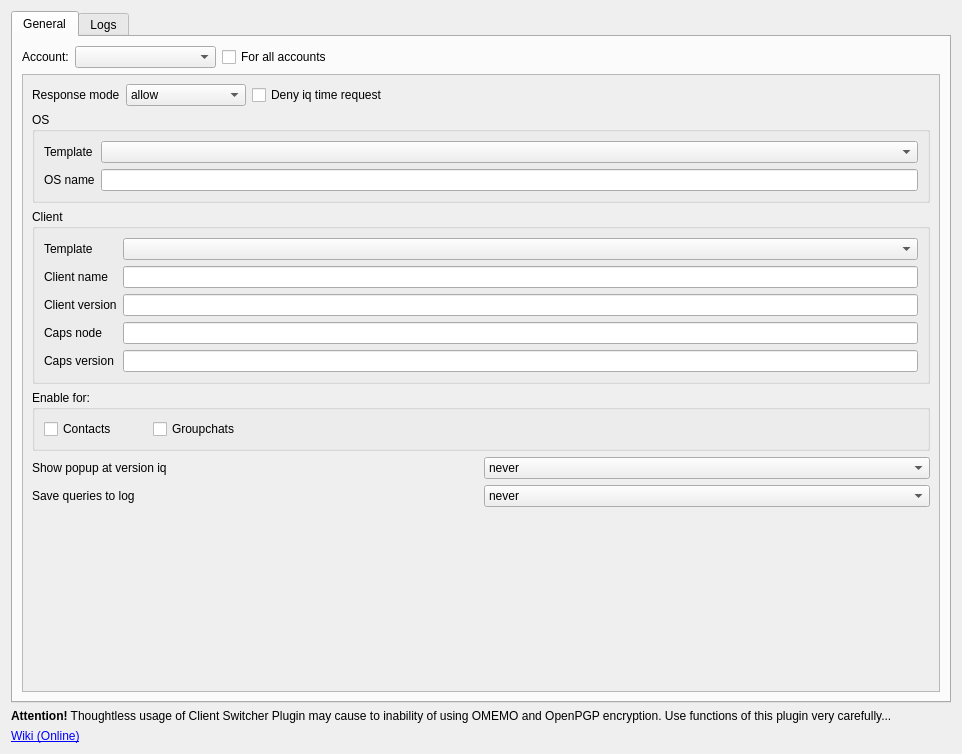
psi-im/plugins, file generic/clientswitcherplugin/options.ui: the form before one commit.
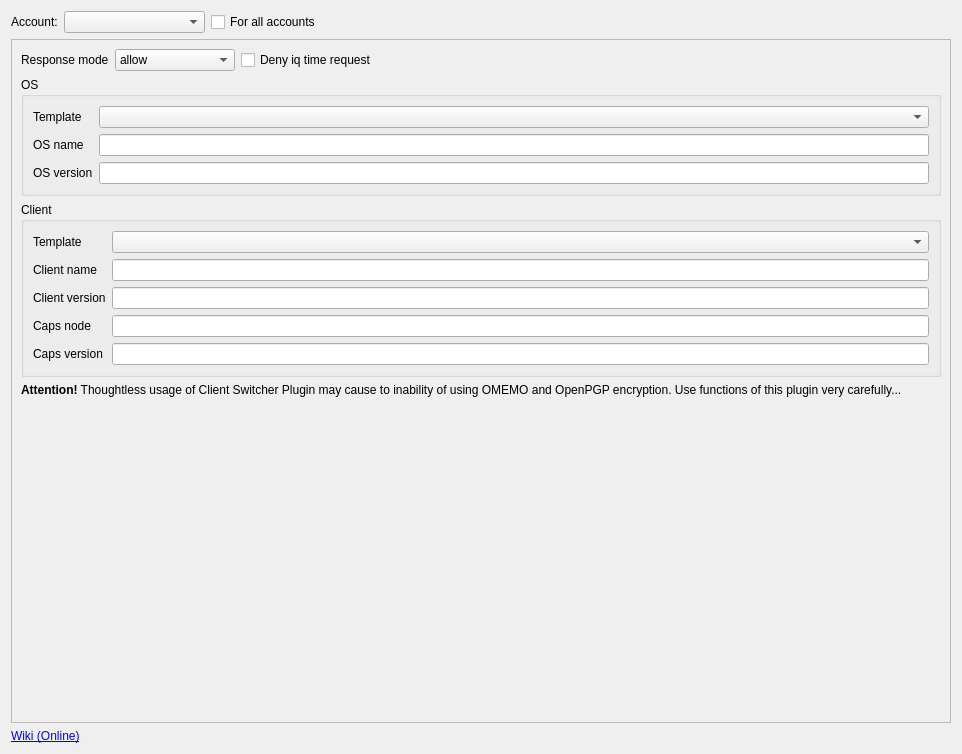
The form after the commit.

The edit to the form file:
```diff
--- a/generic/clientswitcherplugin/options.ui
+++ b/generic/clientswitcherplugin/options.ui
@@ -13,23 +13,7 @@
   <property name="windowTitle">
    <string>Form</string>
   </property>
-  <layout class="QVBoxLayout" name="verticalLayout_5">
-   <item>
-    <widget class="QTabWidget" name="tabWidget">
-     <property name="sizePolicy">
-      <sizepolicy hsizetype="Expanding" vsizetype="Expanding">
-       <horstretch>0</horstretch>
-       <verstretch>1</verstretch>
-      </sizepolicy>
-     </property>
-     <property name="currentIndex">
-      <number>0</number>
-     </property>
-     <widget class="QWidget" name="tab1">
-      <attribute name="title">
-       <string>General</string>
-      </attribute>
-      <layout class="QVBoxLayout" name="verticalLayout_4">
+  <layout class="QVBoxLayout" name="verticalLayout">
        <item>
         <layout class="QHBoxLayout" name="horizontalLayout_3">
          <item>
@@ -81,8 +65,8 @@
            <rect>
             <x>0</x>
             <y>0</y>
-            <width>930</width>
-            <height>573</height>
+        <width>942</width>
+        <height>664</height>
            </rect>
           </property>
           <layout class="QVBoxLayout" name="verticalLayout_2">
@@ -170,6 +154,16 @@
                 <item row="1" column="1">
                  <widget class="QLineEdit" name="le_osname"/>
                 </item>
+            <item row="2" column="0">
+             <widget class="QLabel" name="lb_osversion">
+              <property name="text">
+               <string>OS version</string>
+              </property>
+             </widget>
+            </item>
+            <item row="2" column="1">
+             <widget class="QLineEdit" name="le_osversion"/>
+            </item>
                </layout>
               </item>
              </layout>
@@ -239,189 +233,6 @@
             </widget>
            </item>
            <item>
-            <widget class="QGroupBox" name="gb_enablefor">
-             <property name="sizePolicy">
-              <sizepolicy hsizetype="Preferred" vsizetype="Maximum">
-               <horstretch>0</horstretch>
-               <verstretch>0</verstretch>
-              </sizepolicy>
-             </property>
-             <property name="title">
-              <string>Enable for:</string>
-             </property>
-             <layout class="QVBoxLayout" name="verticalLayout">
-              <item>
-               <layout class="QHBoxLayout" name="horizontalLayout_5">
-                <item>
-                 <widget class="QCheckBox" name="cb_contactsenable">
-                  <property name="text">
-                   <string>Contacts</string>
-                  </property>
-                 </widget>
-                </item>
-                <item>
-                 <spacer name="spacer_3">
-                  <property name="orientation">
-                   <enum>Qt::Horizontal</enum>
-                  </property>
-                  <property name="sizeType">
-                   <enum>QSizePolicy::Maximum</enum>
-                  </property>
-                  <property name="sizeHint" stdset="0">
-                   <size>
-                    <width>30</width>
-                    <height>20</height>
-                   </size>
-                  </property>
-                 </spacer>
-                </item>
-                <item>
-                 <widget class="QCheckBox" name="cb_conferencesenable">
-                  <property name="text">
-                   <string>Groupchats</string>
-                  </property>
-                 </widget>
-                </item>
-                <item>
-                 <spacer name="spacer_4">
-                  <property name="orientation">
-                   <enum>Qt::Horizontal</enum>
-                  </property>
-                  <property name="sizeType">
-                   <enum>QSizePolicy::Expanding</enum>
-                  </property>
-                  <property name="sizeHint" stdset="0">
-                   <size>
-                    <width>18</width>
-                    <height>20</height>
-                   </size>
-                  </property>
-                 </spacer>
-                </item>
-               </layout>
-              </item>
-             </layout>
-            </widget>
-           </item>
-           <item>
-            <layout class="QGridLayout" name="gridLayout_3">
-             <item row="0" column="1">
-              <widget class="QLabel" name="label_2">
-               <property name="text">
-                <string>Show popup at version iq</string>
-               </property>
-              </widget>
-             </item>
-             <item row="0" column="2">
-              <widget class="QComboBox" name="cmb_showrequ">
-               <item>
-                <property name="text">
-                 <string>never</string>
-                </property>
-               </item>
-               <item>
-                <property name="text">
-                 <string>if iq replaced</string>
-                </property>
-               </item>
-               <item>
-                <property name="text">
-                 <string>always</string>
-                </property>
-               </item>
-              </widget>
-             </item>
-             <item row="1" column="1">
-              <widget class="QLabel" name="label_3">
-               <property name="text">
-                <string>Save queries to log</string>
-               </property>
-              </widget>
-             </item>
-             <item row="1" column="2">
-              <widget class="QComboBox" name="cmb_savetolog">
-               <item>
-                <property name="text">
-                 <string>never</string>
-                </property>
-               </item>
-               <item>
-                <property name="text">
-                 <string>if iq replaced</string>
-                </property>
-               </item>
-               <item>
-                <property name="text">
-                 <string>always</string>
-                </property>
-               </item>
-              </widget>
-             </item>
-            </layout>
-           </item>
-           <item>
-            <spacer name="verticalSpacer">
-             <property name="orientation">
-              <enum>Qt::Vertical</enum>
-             </property>
-             <property name="sizeHint" stdset="0">
-              <size>
-               <width>20</width>
-               <height>40</height>
-              </size>
-             </property>
-            </spacer>
-           </item>
-          </layout>
-         </widget>
-        </widget>
-       </item>
-      </layout>
-     </widget>
-     <widget class="QWidget" name="tab2">
-      <attribute name="title">
-       <string>Logs</string>
-      </attribute>
-      <layout class="QVBoxLayout" name="verticalLayout_3">
-       <item>
-        <layout class="QHBoxLayout" name="horizontalLayout_7">
-         <item>
-          <widget class="QComboBox" name="cb_logslist">
-           <property name="sizePolicy">
-            <sizepolicy hsizetype="Preferred" vsizetype="Fixed">
-             <horstretch>1</horstretch>
-             <verstretch>0</verstretch>
-            </sizepolicy>
-           </property>
-          </widget>
-         </item>
-         <item>
-          <widget class="QPushButton" name="bt_viewlog">
-           <property name="text">
-            <string>View log</string>
-           </property>
-          </widget>
-         </item>
-        </layout>
-       </item>
-       <item>
-        <spacer name="verticalSpacer_3">
-         <property name="orientation">
-          <enum>Qt::Vertical</enum>
-         </property>
-         <property name="sizeHint" stdset="0">
-          <size>
-           <width>20</width>
-           <height>471</height>
-          </size>
-         </property>
-        </spacer>
-       </item>
-      </layout>
-     </widget>
-    </widget>
-   </item>
-   <item>
     <widget class="QLabel" name="warningLabel">
      <property name="text">
       <string>&lt;b&gt;Attention!&lt;/b&gt; Thoughtless usage of Client Switcher Plugin may cause to inability of using OMEMO and OpenPGP encryption. Use functions of this plugin very carefully...</string>
@@ -432,6 +243,23 @@
     </widget>
    </item>
    <item>
+        <spacer name="verticalSpacer">
+         <property name="orientation">
+          <enum>Qt::Vertical</enum>
+         </property>
+         <property name="sizeHint" stdset="0">
+          <size>
+           <width>20</width>
+           <height>40</height>
+          </size>
+         </property>
+        </spacer>
+       </item>
+      </layout>
+     </widget>
+    </widget>
+   </item>
+   <item>
     <widget class="QLabel" name="lb_link">
      <property name="text">
       <string>&lt;a href=&quot;https://psi-plus.com/wiki/en:plugins#client_switcher_plugin&quot;&gt;Wiki (Online)&lt;/a&gt;</string>
```
Left out of the diff: 41 changed lines with no effect on the pictures. Lines whose indentation alone changed are shown as unchanged.
